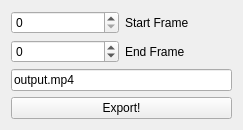
Old version of the form src/WhiskerToolbox/Export_Widgets/Export_Video_Widget/Export_Video_Widget.ui in the repository paulmthompson/WhiskerToolbox.
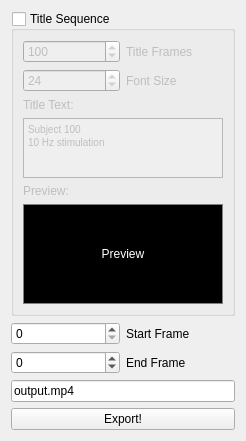
New version of the form.

Commit message: feat: Add customizable title sequence to video export

The edit to the form file:
```diff
--- a/src/WhiskerToolbox/Export_Widgets/Export_Video_Widget/Export_Video_Widget.ui
+++ b/src/WhiskerToolbox/Export_Widgets/Export_Video_Widget/Export_Video_Widget.ui
@@ -14,6 +14,129 @@
    <string>Form</string>
   </property>
   <layout class="QVBoxLayout" name="verticalLayout">
+   <item>
+    <widget class="QGroupBox" name="title_sequence_groupbox">
+     <property name="title">
+      <string>Title Sequence</string>
+     </property>
+     <property name="checkable">
+      <bool>true</bool>
+     </property>
+     <property name="checked">
+      <bool>false</bool>
+     </property>
+     <layout class="QVBoxLayout" name="title_layout">
+      <item>
+       <layout class="QHBoxLayout" name="title_frames_layout">
+        <item>
+         <widget class="QSpinBox" name="title_frames_spinbox">
+          <property name="minimum">
+           <number>1</number>
+          </property>
+          <property name="maximum">
+           <number>1000</number>
+          </property>
+          <property name="value">
+           <number>100</number>
+          </property>
+         </widget>
+        </item>
+        <item>
+         <widget class="QLabel" name="title_frames_label">
+          <property name="text">
+           <string>Title Frames</string>
+          </property>
+         </widget>
+        </item>
+       </layout>
+      </item>
+      <item>
+       <layout class="QHBoxLayout" name="font_size_layout">
+        <item>
+         <widget class="QSpinBox" name="font_size_spinbox">
+          <property name="minimum">
+           <number>12</number>
+          </property>
+          <property name="maximum">
+           <number>72</number>
+          </property>
+          <property name="value">
+           <number>24</number>
+          </property>
+         </widget>
+        </item>
+        <item>
+         <widget class="QLabel" name="font_size_label">
+          <property name="text">
+           <string>Font Size</string>
+          </property>
+         </widget>
+        </item>
+       </layout>
+      </item>
+      <item>
+       <widget class="QLabel" name="title_text_label">
+        <property name="text">
+         <string>Title Text:</string>
+        </property>
+       </widget>
+      </item>
+      <item>
+       <widget class="QTextEdit" name="title_text_edit">
+        <property name="maximumSize">
+         <size>
+          <width>16777215</width>
+          <height>60</height>
+         </size>
+        </property>
+        <property name="html">
+         <string>&lt;!DOCTYPE HTML PUBLIC &quot;-//W3C//DTD HTML 4.0//EN&quot; &quot;http://www.w3.org/TR/REC-html40/strict.dtd&quot;&gt;
+&lt;html&gt;&lt;head&gt;&lt;meta name=&quot;qrichtext&quot; content=&quot;1&quot; /&gt;&lt;style type=&quot;text/css&quot;&gt;
+p, li { white-space: pre-wrap; }
+&lt;/style&gt;&lt;/head&gt;&lt;body style=&quot; font-family:'MS Shell Dlg 2'; font-size:7.8pt; font-weight:400; font-style:normal;&quot;&gt;
+&lt;p style=&quot; margin-top:0px; margin-bottom:0px; margin-left:0px; margin-right:0px; -qt-block-indent:0; text-indent:0px;&quot;&gt;Subject 100&lt;/p&gt;
+&lt;p style=&quot; margin-top:0px; margin-bottom:0px; margin-left:0px; margin-right:0px; -qt-block-indent:0; text-indent:0px;&quot;&gt;10 Hz stimulation&lt;/p&gt;&lt;/body&gt;&lt;/html&gt;</string>
+        </property>
+       </widget>
+      </item>
+      <item>
+       <widget class="QLabel" name="preview_label">
+        <property name="text">
+         <string>Preview:</string>
+        </property>
+       </widget>
+      </item>
+      <item>
+       <widget class="QLabel" name="title_preview">
+        <property name="minimumSize">
+         <size>
+          <width>200</width>
+          <height>100</height>
+         </size>
+        </property>
+        <property name="maximumSize">
+         <size>
+          <width>200</width>
+          <height>100</height>
+         </size>
+        </property>
+        <property name="styleSheet">
+         <string>background-color: black; color: white; border: 1px solid gray;</string>
+        </property>
+        <property name="text">
+         <string>Preview</string>
+        </property>
+        <property name="alignment">
+         <set>Qt::AlignmentFlag::AlignCenter</set>
+        </property>
+        <property name="wordWrap">
+         <bool>true</bool>
+        </property>
+       </widget>
+      </item>
+     </layout>
+    </widget>
+   </item>
    <item>
     <layout class="QHBoxLayout" name="horizontalLayout">
      <item>
```
The commit also changes 2 other files.
